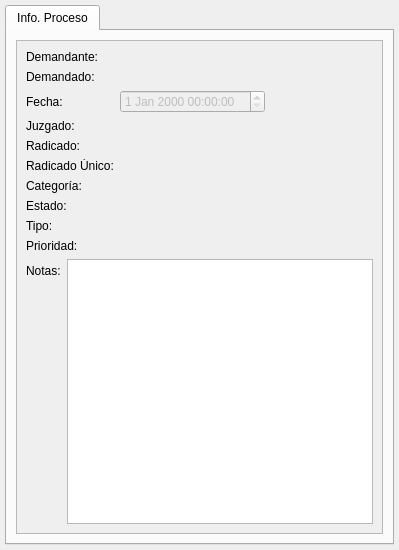
The window that AbogadosDesktop/src/gui/uis/verProceso.ui (ehmsoft/Desktop) describes before a commit, drawn with Qt 5.
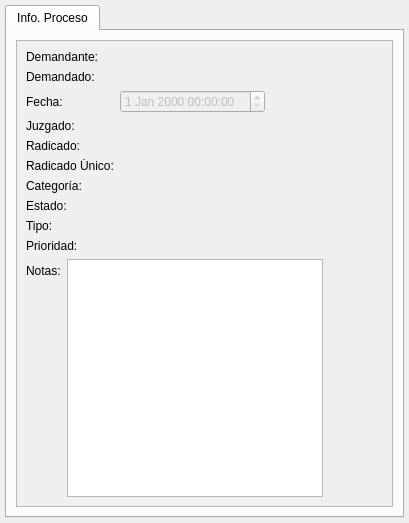
The same window after the commit.

Commit message: Se corrige altura de VerProceso

```diff
--- a/AbogadosDesktop/src/gui/uis/verProceso.ui
+++ b/AbogadosDesktop/src/gui/uis/verProceso.ui
@@ -6,8 +6,8 @@
    <rect>
     <x>0</x>
     <y>0</y>
-    <width>399</width>
-    <height>550</height>
+    <width>409</width>
+    <height>523</height>
    </rect>
   </property>
   <property name="sizePolicy">
@@ -19,7 +19,7 @@
   <property name="minimumSize">
    <size>
     <width>350</width>
-    <height>550</height>
+    <height>450</height>
    </size>
   </property>
   <property name="windowTitle">
@@ -44,7 +44,7 @@
       <property name="minimumSize">
        <size>
         <width>370</width>
-        <height>490</height>
+        <height>430</height>
        </size>
       </property>
       <property name="sizeIncrement">
@@ -61,8 +61,8 @@
         <widget class="QScrollArea" name="scrollArea">
          <property name="minimumSize">
           <size>
-           <width>340</width>
-           <height>490</height>
+           <width>350</width>
+           <height>400</height>
           </size>
          </property>
          <property name="widgetResizable">
@@ -73,10 +73,16 @@
            <rect>
             <x>0</x>
             <y>0</y>
-            <width>341</width>
-            <height>488</height>
+            <width>351</width>
+            <height>455</height>
            </rect>
           </property>
+          <property name="minimumSize">
+           <size>
+            <width>0</width>
+            <height>399</height>
+           </size>
+          </property>
           <layout class="QVBoxLayout" name="verticalLayout">
            <item>
             <layout class="QFormLayout" name="formLayout">
@@ -326,6 +332,9 @@
            </item>
            <item>
             <layout class="QFormLayout" name="formLayout_2">
+             <property name="fieldGrowthPolicy">
+              <enum>QFormLayout::FieldsStayAtSizeHint</enum>
+             </property>
              <item row="0" column="0">
               <widget class="QLabel" name="lbl10">
                <property name="text">
```
The commit also changes 1 other file.
